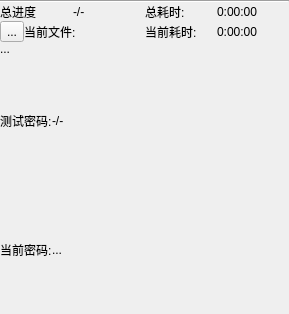
Above: components/page_home/res/page_home.ui from PPJUST/OnlyUnzip before the change. Below: the same form after it.
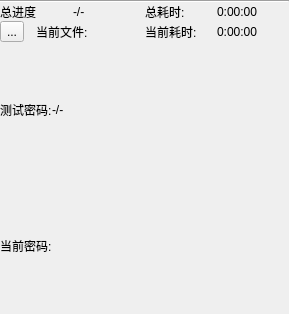
That is the form after the change.

The edit to the form file:
```diff
--- a/components/page_home/res/page_home.ui
+++ b/components/page_home/res/page_home.ui
@@ -141,6 +141,9 @@
          </item>
          <item row="1" column="0">
           <layout class="QHBoxLayout" name="horizontalLayout_13">
+           <property name="spacing">
+            <number>12</number>
+           </property>
            <item>
             <widget class="QToolButton" name="toolButton_stop">
              <property name="toolTip">
@@ -163,11 +166,11 @@
         </layout>
        </item>
        <item>
-        <widget class="QLabel" name="label_current_file">
-         <property name="text">
-          <string>...</string>
+        <layout class="QHBoxLayout" name="layout_current_file">
+         <property name="spacing">
+          <number>0</number>
          </property>
-        </widget>
+        </layout>
        </item>
        <item>
         <widget class="QStackedWidget" name="stackedWidget_2">
@@ -219,11 +222,11 @@
               </widget>
              </item>
              <item>
-              <widget class="QLabel" name="label_current_password">
-               <property name="text">
-                <string>...</string>
+              <layout class="QHBoxLayout" name="layout_current_password">
+               <property name="spacing">
+                <number>0</number>
                </property>
-              </widget>
+              </layout>
              </item>
             </layout>
            </item>
```
Left out of the diff: 8 changed lines with no effect on the pictures.
